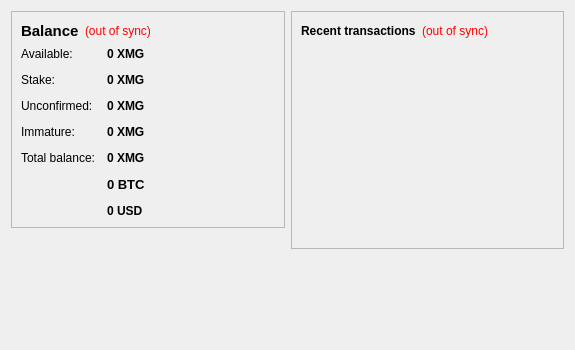
Above: src/qt/forms/overviewpage.ui from m-pays/magi before the change. Below: the same form after it.
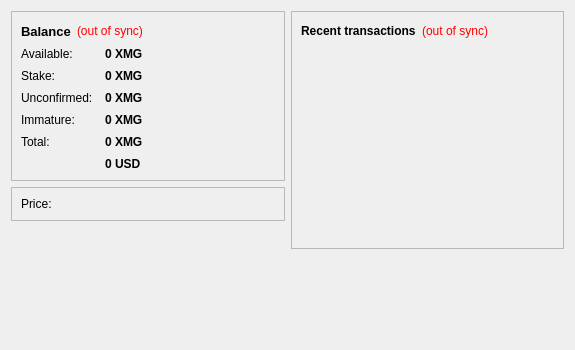
That is the form after the change.

The edit to the form file:
```diff
--- a/src/qt/forms/overviewpage.ui
+++ b/src/qt/forms/overviewpage.ui
@@ -16,7 +16,9 @@
   <property name="styleSheet">
    <string notr="true">#OverviewPage { color: #464747; }</string>
   </property>
-  <layout class="QHBoxLayout" name="horizontalLayout" stretch="1,1">
+  <layout class="QHBoxLayout" name="horizontalLayout" stretch="0">
+   <item>
+    <layout class="QHBoxLayout" name="horizontalLayout_3" stretch="1,1">
    <item>
     <layout class="QVBoxLayout" name="verticalLayout_2">
      <item>
@@ -37,7 +39,7 @@
            <widget class="QLabel" name="label_5">
             <property name="font">
              <font>
-              <pointsize>11</pointsize>
+                <pointsize>10</pointsize>
               <weight>75</weight>
               <bold>true</bold>
              </font>
@@ -93,7 +95,7 @@
            <number>12</number>
           </property>
           <property name="verticalSpacing">
-           <number>12</number>
+             <number>8</number>
           </property>
           <item row="0" column="0">
            <widget class="QLabel" name="label">
@@ -238,7 +240,7 @@
              <string notr="true"/>
             </property>
             <property name="text">
-             <string>Total balance:</string>
+               <string>Total:</string>
             </property>
            </widget>
           </item>
@@ -265,38 +267,15 @@
            </widget>
           </item>
           <item row="5" column="1">
-           <widget class="QLabel" name="labelValueInBTC">
+             <widget class="QLabel" name="labelTotalInUSD">
             <property name="font">
              <font>
-              <pointsize>10</pointsize>
               <weight>75</weight>
               <bold>true</bold>
              </font>
             </property>
             <property name="toolTip">
-             <string>Values in BTC</string>
-            </property>
-            <property name="styleSheet">
-             <string notr="true"/>
-            </property>
-            <property name="text">
-             <string>0 BTC</string>
-            </property>
-            <property name="textInteractionFlags">
-             <set>Qt::LinksAccessibleByMouse|Qt::TextSelectableByKeyboard|Qt::TextSelectableByMouse</set>
-            </property>
-           </widget>
-          </item>
-          <item row="6" column="1">
-           <widget class="QLabel" name="labelValueInUSD">
-            <property name="font">
-             <font>
-              <weight>75</weight>
-              <bold>true</bold>
-             </font>
-            </property>
-            <property name="toolTip">
-             <string>Values in USD</string>
+               <string>Total balance in USD</string>
             </property>
             <property name="styleSheet">
              <string notr="true"/>
@@ -314,6 +293,47 @@
        </layout>
       </widget>
      </item>
+       <item>
+        <widget class="QFrame" name="frame_3">
+         <property name="styleSheet">
+          <string notr="true"/>
+         </property>
+         <property name="frameShape">
+          <enum>QFrame::StyledPanel</enum>
+         </property>
+         <property name="frameShadow">
+          <enum>QFrame::Raised</enum>
+         </property>
+         <layout class="QVBoxLayout" name="verticalLayout_5">
+          <item>
+           <layout class="QFormLayout" name="formLayout_3">
+            <property name="fieldGrowthPolicy">
+             <enum>QFormLayout::AllNonFixedFieldsGrow</enum>
+            </property>
+            <property name="labelAlignment">
+             <set>Qt::AlignLeading|Qt::AlignLeft|Qt::AlignVCenter</set>
+            </property>
+            <property name="horizontalSpacing">
+             <number>12</number>
+            </property>
+            <property name="verticalSpacing">
+             <number>8</number>
+            </property>
+            <item row="0" column="0">
+             <widget class="QLabel" name="label_2">
+              <property name="styleSheet">
+               <string notr="true"/>
+              </property>
+              <property name="text">
+               <string>Price:            </string>
+              </property>
+             </widget>
+            </item>
+           </layout>
+          </item>
+         </layout>
+        </widget>
+       </item>
      <item>
       <spacer name="verticalSpacer">
        <property name="orientation">
@@ -420,6 +440,8 @@
         </size>
        </property>
       </spacer>
+       </item>
+      </layout>
      </item>
     </layout>
    </item>
```
Lines whose indentation alone changed are shown as unchanged.
